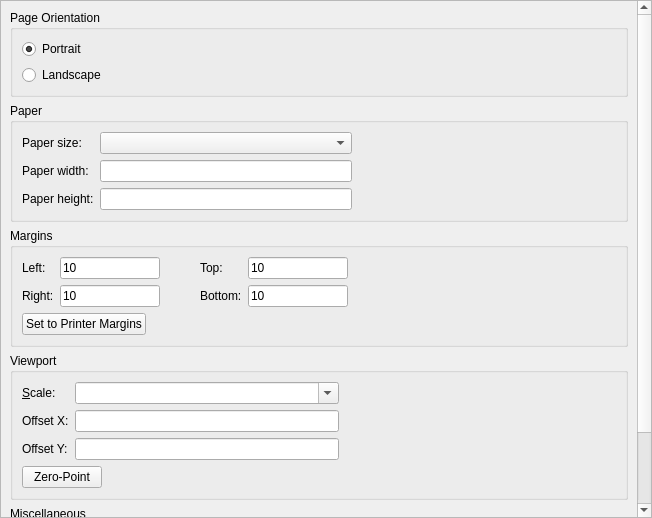
Qt form scripts/Edit/DrawingPreferences/PageSettings/PreferencesPage.ui (qcad/qcad) before a commit.
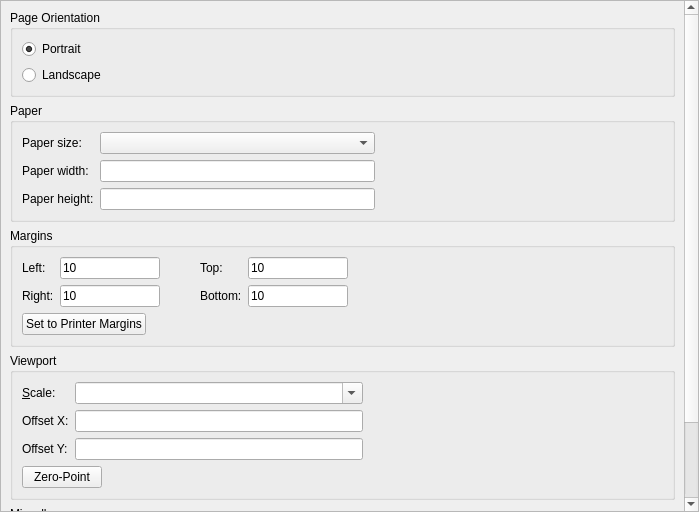
The same form after that commit. Custom widgets are drawn as their Qt base class.

Commit message: move margins from multi pages to page preferences

Diff of the .ui file:
```diff
--- a/scripts/Edit/DrawingPreferences/PageSettings/PreferencesPage.ui
+++ b/scripts/Edit/DrawingPreferences/PageSettings/PreferencesPage.ui
@@ -6,8 +6,8 @@
    <rect>
     <x>0</x>
     <y>0</y>
-    <width>652</width>
-    <height>518</height>
+    <width>699</width>
+    <height>512</height>
    </rect>
   </property>
   <property name="windowTitle">
@@ -21,18 +21,18 @@
     <rect>
      <x>0</x>
      <y>0</y>
-     <width>635</width>
-     <height>654</height>
+     <width>682</width>
+     <height>656</height>
     </rect>
    </property>
-   <layout class="QVBoxLayout" name="verticalLayout_4">
+   <layout class="QVBoxLayout" name="verticalLayout">
     <item>
      <widget class="QGroupBox" name="PageOrientation">
       <property name="title">
        <string>Page Orientation</string>
       </property>
-      <layout class="QVBoxLayout" name="verticalLayout">
-       <item>
+      <layout class="QGridLayout" name="gridLayout_5">
+       <item row="0" column="0">
         <widget class="QRadioButton" name="Portrait">
          <property name="text">
           <string>Portrait</string>
@@ -42,7 +42,20 @@
          </property>
         </widget>
        </item>
-       <item>
+       <item row="0" column="1" rowspan="2">
+        <spacer name="horizontalSpacer_3">
+         <property name="orientation">
+          <enum>Qt::Horizontal</enum>
+         </property>
+         <property name="sizeHint" stdset="0">
+          <size>
+           <width>526</width>
+           <height>20</height>
+          </size>
+         </property>
+        </spacer>
+       </item>
+       <item row="1" column="0">
         <widget class="QRadioButton" name="Landscape">
          <property name="text">
           <string>Landscape</string>
@@ -103,7 +116,7 @@
          </property>
          <property name="sizeHint" stdset="0">
           <size>
-           <width>229</width>
+           <width>253</width>
            <height>20</height>
           </size>
          </property>
@@ -137,7 +150,7 @@
      </widget>
     </item>
     <item>
-     <widget class="QGroupBox" name="groupBox">
+     <widget class="QGroupBox" name="Margins">
       <property name="title">
        <string>Margins</string>
       </property>
```
Left out of the diff: 27 changed lines with no effect on the pictures.
